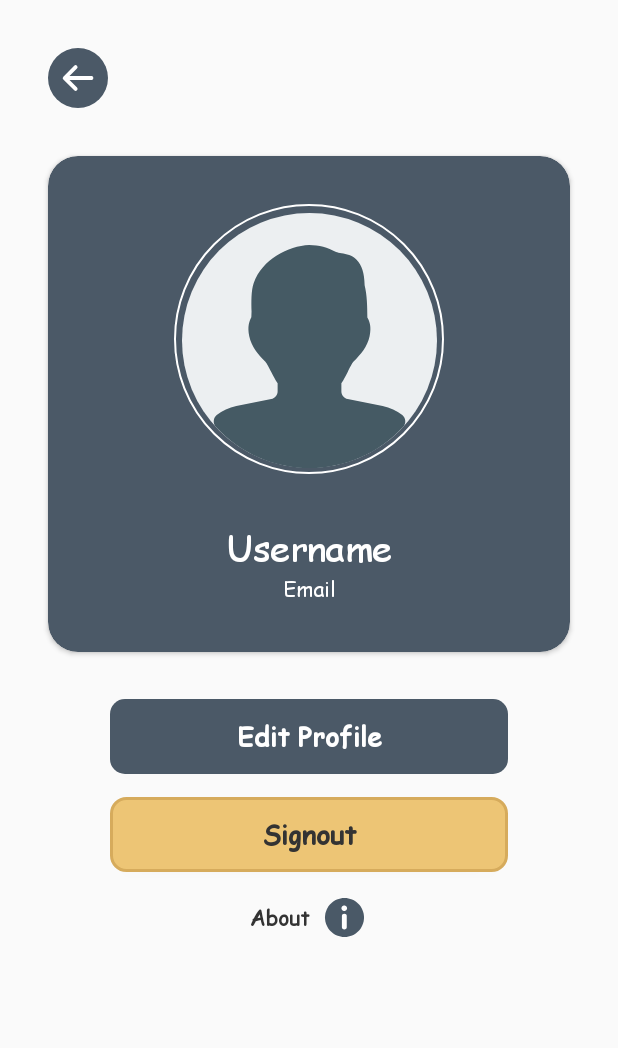
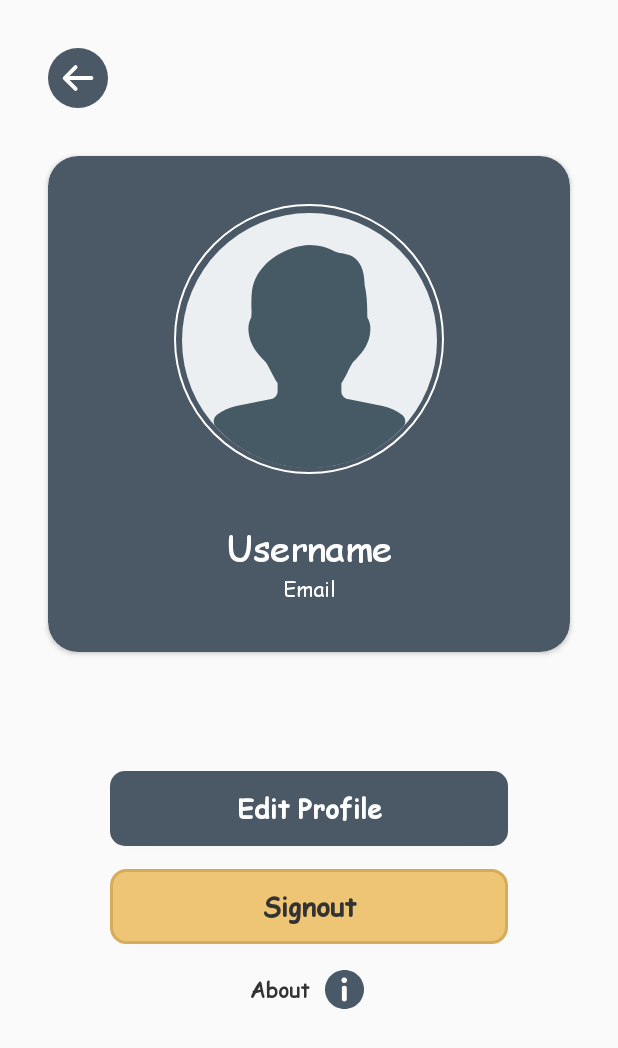
Before and after one commit to anekekarina99/TeamACodeChallenge7, an Android app: the ProfilePlayer screen opened directly, with no data from a screen before it, on a phone screen of 412 x 824 dp. Shown: the top 1048 px of the screen. Run offline under Robolectric (Android 15) with nearby library versions, the phone set to English and light mode, and no system bars; our stand-ins replace RxJava; network calls fail; pictures from the network do not load; 1 statement that could not run was skipped.

Commit message:
perbaiki UI

```diff
--- a/app/src/main/java/com/teamacodechallenge7/ui/mainMenu/MainMenuAct.kt
+++ b/app/src/main/java/com/teamacodechallenge7/ui/mainMenu/MainMenuAct.kt
@@ -1,7 +1,6 @@
 package com.teamacodechallenge7.ui.mainMenu
 
 import android.content.Intent
-import android.media.MediaPlayer
 import android.os.Bundle
 import androidx.appcompat.app.AppCompatActivity
 import androidx.databinding.DataBindingUtil
@@ -58,6 +57,7 @@ class MainMenuAct : AppCompatActivity() {
         }
         binding.btnSettings.setOnClickListener {
             startActivity(Intent(this, ProfilePlayer::class.java))
+            onResume()
             finish()
         }
         binding.tvSeeInstruction.setOnClickListener {
--- a/app/src/main/java/com/teamacodechallenge7/ui/profileplayer/ProfilePlayer.kt
+++ b/app/src/main/java/com/teamacodechallenge7/ui/profileplayer/ProfilePlayer.kt
@@ -6,6 +6,7 @@ import android.util.Log
 import android.widget.*
 import androidx.appcompat.app.AppCompatActivity
 import androidx.lifecycle.ViewModelProvider
+import com.airbnb.lottie.LottieAnimationView
 import com.bumptech.glide.Glide
 import com.google.android.material.snackbar.Snackbar
 import com.teamacodechallenge7.R
@@ -13,6 +14,7 @@ import com.teamacodechallenge7.data.local.SharedPref
 import com.teamacodechallenge7.ui.about.AboutActivity
 import com.teamacodechallenge7.ui.loginPage.LoginAct
 import com.teamacodechallenge7.ui.mainMenu.MainMenuAct
+import com.teamacodechallenge7.utils.GameMusic
 
 class ProfilePlayer : AppCompatActivity() {
     private val tag: String = "ProfilePlayer"
@@ -36,6 +38,7 @@ class ProfilePlayer : AppCompatActivity() {
         val tvEmail = findViewById<TextView>(R.id.tvEmail)
         val signOut=findViewById<Button>(R.id.btSignOut)
         val about =findViewById<TextView>(R.id.tvAbout)
+        val aboutLottie = findViewById<LottieAnimationView>(R.id.lottieAbout)
 
         fetchData()
 
@@ -84,13 +87,16 @@ class ProfilePlayer : AppCompatActivity() {
             startActivity(Intent(this, AboutActivity::class.java))
             finish()
         }
+        aboutLottie.setOnClickListener {
+            startActivity(Intent(this, AboutActivity::class.java))
+            finish()
+        }
     }
 
     override fun onResume() {
         super.onResume()
         fetchData()
     }
-
     private fun fetchData() {
         profilePlayerViewModel.playerData()
     }
--- a/app/src/main/res/layout/activity_profile_player.xml
+++ b/app/src/main/res/layout/activity_profile_player.xml
@@ -7,7 +7,6 @@
     android:layout_height="match_parent"
     android:orientation="vertical"
     tools:context=".ui.profileplayer.ProfilePlayer">
-
     <ImageView
         android:id="@+id/ivBack"
         android:layout_width="40dp"
@@ -54,11 +53,11 @@
                 android:layout_width="170dp"
                 android:layout_height="170dp"
                 android:layout_marginTop="6dp"
+                android:contentDescription="@string/tvMyProfile"
                 android:src="@drawable/ic_user"
                 app:layout_constraintEnd_toEndOf="parent"
                 app:layout_constraintStart_toStartOf="parent"
-                app:layout_constraintTop_toTopOf="parent"
-                android:contentDescription="@string/tvMyProfile" />
+                app:layout_constraintTop_toTopOf="parent" />
 
             <TextView
                 android:id="@+id/tvName"
@@ -96,7 +95,7 @@
         android:layout_height="50dp"
         android:layout_gravity="center"
         android:layout_marginLeft="40dp"
-        android:layout_marginTop="16dp"
+        android:layout_marginTop="64dp"
         android:layout_marginRight="40dp"
         android:background="@drawable/bg_shape_back_blue"
         android:fontFamily="@font/comic"
@@ -125,6 +124,7 @@
         android:textStyle="bold" />
 
     <LinearLayout
+
         android:layout_width="wrap_content"
         android:layout_height="wrap_content"
         android:layout_gravity="center"
@@ -143,6 +143,7 @@
             android:textStyle="bold" />
 
         <com.airbnb.lottie.LottieAnimationView
+            android:id="@+id/lottieAbout"
             android:layout_width="30dp"
             android:layout_height="30dp"
             android:layout_gravity="center"
```
